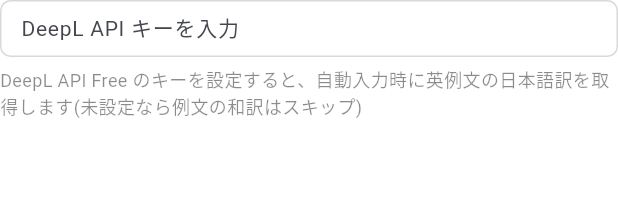
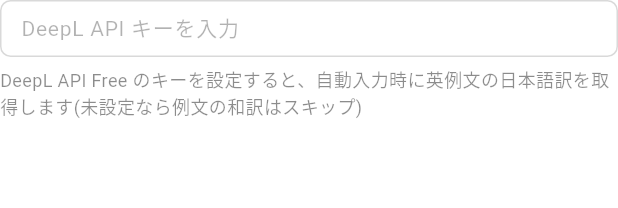
Before and after one commit to koheimikami3/eitangocho, a Flutter app: the DeeplApiKeyField widget shown alone on an empty page, opened directly with empty values, on a phone screen of 412 x 824 dp. Shown: the top 208 px of the screen. Run offline on Flutter 3.47's test engine with Material 3 defaults, Android fonts, the phone set to English and light mode, and no system bars; our stand-ins replace drift, drift_flutter, flutter_riverpod, freezed_annotation, just_audio, riverpod_annotation and 1 more; accounts and stored records are empty; generated files the repository leaves out were written again.

Commit message:
fix: lighten text field placeholder color and use a common word as hint
The default Material hint color was dark enough to be mistaken for an
entered value, notably the placeholder on the registration input step.
Also swap that placeholder from "serendipity" to the more familiar
"apple".

Co-Authored-By: Claude Fable 5 <noreply@anthropic.com>

```diff
--- a/lib/components/labeled_text_field.dart
+++ b/lib/components/labeled_text_field.dart
@@ -53,6 +53,8 @@ class LabeledTextField extends StatelessWidget {
           decoration: InputDecoration(
             isDense: true,
             hintText: hintText,
+            // 既定のヒント色は濃く入力済みの値に見えるため、明示的に薄くする
+            hintStyle: const TextStyle(color: AppColors.textDisabled),
             contentPadding: const EdgeInsets.symmetric(
               horizontal: 10,
               vertical: 8,
--- a/lib/features/settings/presentation/widgets/deepl_api_key_field.dart
+++ b/lib/features/settings/presentation/widgets/deepl_api_key_field.dart
@@ -43,6 +43,8 @@ class _DeeplApiKeyFieldState extends ConsumerState<DeeplApiKeyField> {
           decoration: InputDecoration(
             isDense: true,
             hintText: 'DeepL API キーを入力',
+            // LabeledTextField と同様、ヒント色は明示的に薄くする
+            hintStyle: const TextStyle(color: AppColors.textDisabled),
             contentPadding: const EdgeInsets.symmetric(
               horizontal: 10,
               vertical: 8,
--- a/lib/features/word_registration/presentation/widgets/registration_input_step.dart
+++ b/lib/features/word_registration/presentation/widgets/registration_input_step.dart
@@ -35,7 +35,7 @@ class RegistrationInputStep extends StatelessWidget {
               child: LabeledTextField(
                 label: '英単語 *',
                 controller: wordController,
-                hintText: 'serendipity',
+                hintText: 'apple',
                 onSubmitted: (_) => onAutoFill(),
               ),
             ),
```
